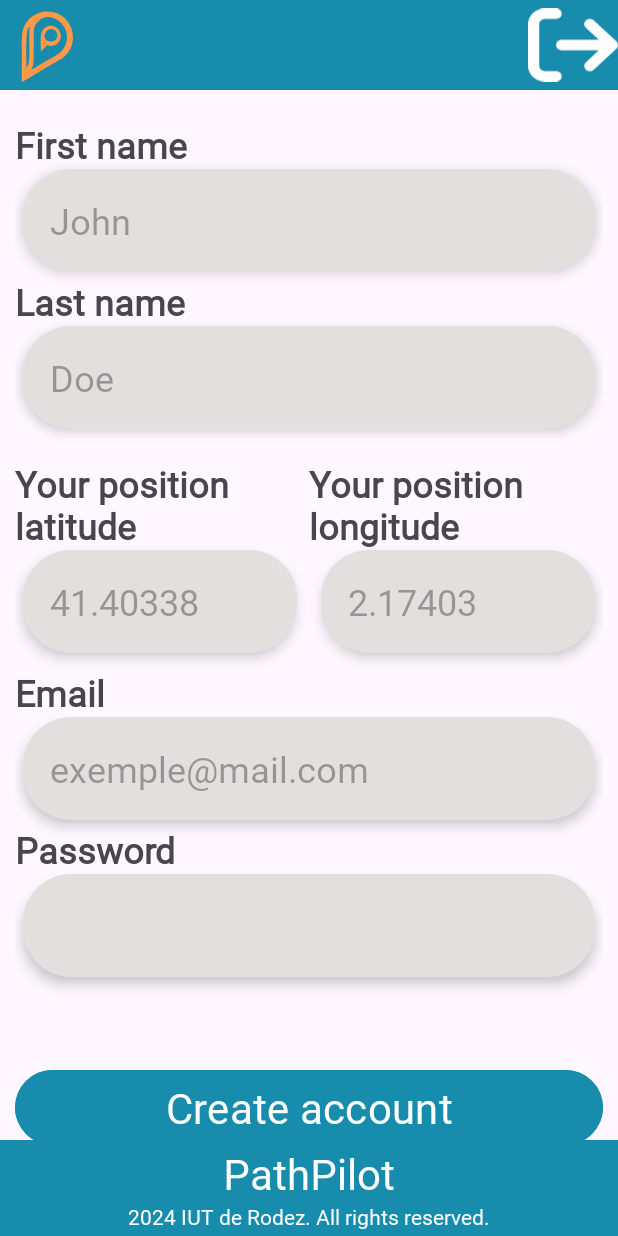
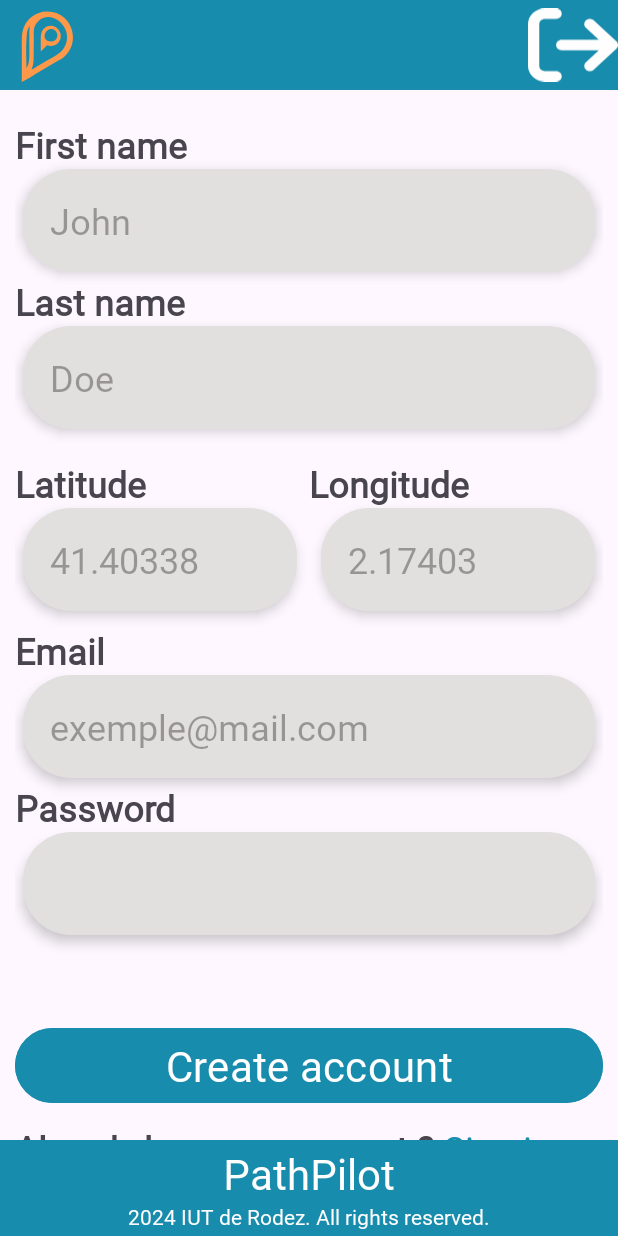
Before and after one commit to SAE-S5-01-Developpement-avance/PathPilot-android-client, an Android app: the screen it shows after launch (MainActivity), on a phone screen of 412 x 824 dp. Run offline under Robolectric (Android 15) with nearby library versions, the phone set to English and light mode, and no system bars; 1 statement that could not run was skipped.

Commit message:
fix: simplify position labels
Updated latitude and longitude strings for clarity. Removed unnecessary wording to make the UI cleaner and more user-friendly.

```diff
--- a/app/src/main/res/values/strings.xml
+++ b/app/src/main/res/values/strings.xml
@@ -9,9 +9,9 @@
     <string name="last_name"><b>Last name</b></string>
     <string name="placeholder_last_name">Doe</string>
 
-    <string name="position_lat"><b>Your position latitude</b></string>
+    <string name="position_lat"><b>Latitude</b></string>
     <string name="placeholder_position_lat">41.40338</string>
-    <string name="position_long"><b>Your position longitude</b></string>
+    <string name="position_long"><b>Longitude</b></string>
     <string name="placeholder_position_long">2.17403</string>
     <string name="email"><b>Email</b></string>
     <string name="placeholder_email">exemple@mail.com</string>
```
